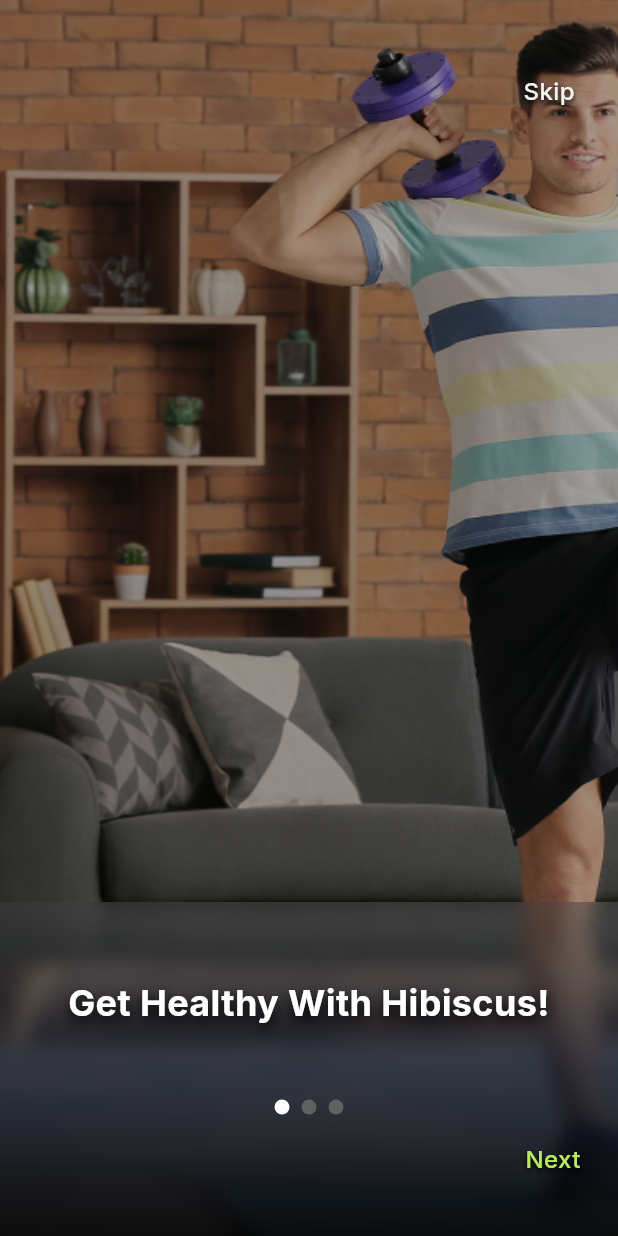
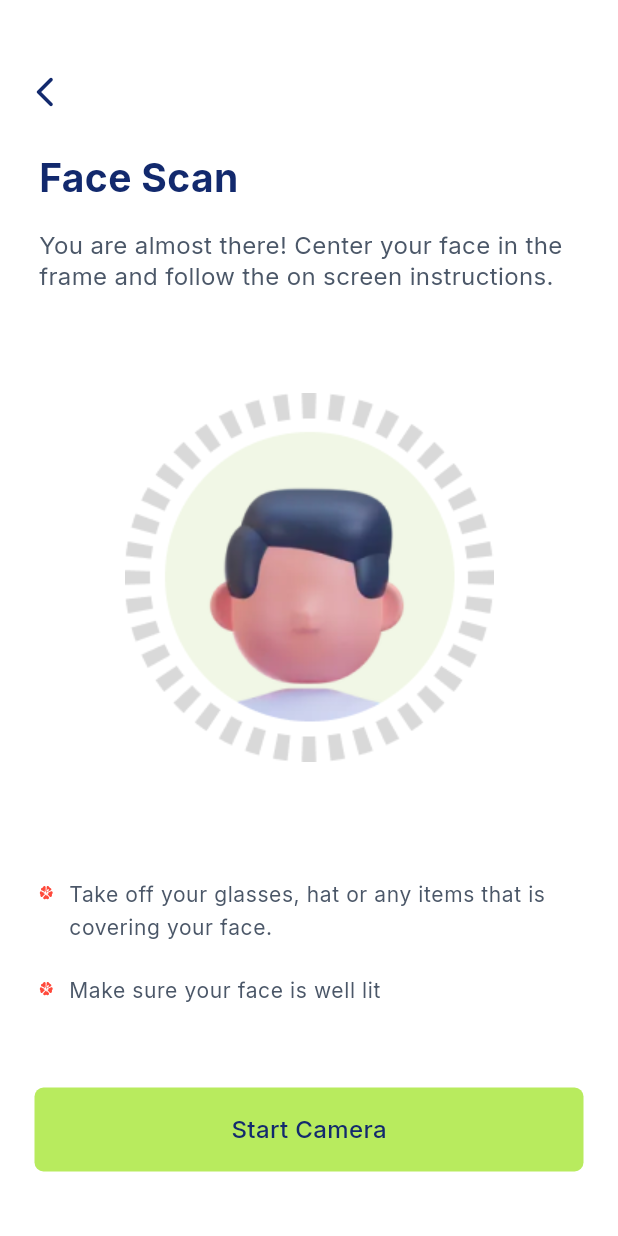
Before and after one commit to kunal1325/hibiscus_health, a Flutter app: the screen it shows after launch, on a phone screen of 412 x 824 dp. Run offline on Flutter 3.47's test engine with Material 3 defaults, Android fonts, the phone set to English and light mode, and no system bars; our stand-ins replace cached_network_image, drop_shadow, flutter_screenutil, flutter_spinkit, flutter_svg, get and 4 more; missing offline and left inert: country_pickers, phone_number.

Commit message:
UI completed For face Scan

```diff
--- a/lib/app/common/values/app_images.dart
+++ b/lib/app/common/values/app_images.dart
@@ -29,7 +29,6 @@ abstract class AppImages {
   static const String checked = 'assets/images/svgs/checked.svg';
 
   ///Help Us
-
   static const String help_us = 'assets/images/pngs/help_us.png';
 
   ///Bottom Navigation Bar
@@ -48,4 +47,8 @@ abstract class AppImages {
 
   static const String defaultArticleImage =
       "assets/images/pngs/article_default.png";
+
+  ///Face Scan
+  static const String faceScan = 'assets/images/pngs/face_scan.png';
+  static const String scanFailed = 'assets/images/svgs/scan_failed.svg';
 }
--- a/lib/app/common/values/strings.dart
+++ b/lib/app/common/values/strings.dart
@@ -202,7 +202,6 @@ abstract class Strings {
   static const String requestSentDescription =
       'You have completed today’s check-in!';
   static const String done = 'Done';
-
   static const String emptyFullNameError = 'Please enter Full Name';
 
   ///Api calling
@@ -213,4 +212,18 @@ abstract class Strings {
   static const success = 'Success';
   static const String somethingWentWrong = 'Something went wrong.';
   static const String ok = 'Ok';
+
+  ///Face Scan
+
+  static const String faceScan = 'Face Scan';
+  static const String faceScanDescription =
+      'You are almost there! Center your face in the frame and follow the on screen instructions.';
+  static const String faceScanListOne =
+      'Take off your glasses, hat or any items that is covering your face.';
+  static const String faceScanListTwo = 'Make sure your face is well lit';
+  static const String startCamera = 'Start Camera';
+  static const String scanFailed = 'Scan failed';
+  static const String scanFailedDescription =
+      'Center your face and use a good source of light';
+  static const String tryAgain = 'Try again';
 }
--- /dev/null
+++ b/lib/app/data/models/face_scan_text_model.dart
@@ -0,0 +1,5 @@
+class FaceScanModel {
+  final title;
+
+  FaceScanModel(this.title);
+}
--- /dev/null
+++ b/lib/app/modules/face_scan/bindings/face_scan_binding.dart
@@ -0,0 +1,10 @@
+import '../../../../import.dart';
+
+class FaceScanBinding extends Bindings {
+  @override
+  void dependencies() {
+    Get.lazyPut<FaceScanController>(
+          () => FaceScanController(),
+    );
+  }
+}
--- /dev/null
+++ b/lib/app/modules/face_scan/controllers/face_scan_controller.dart
@@ -0,0 +1,18 @@
+
+import '../../../../import.dart';
+
+class FaceScanController extends GetxController {
+
+  var isScanFailed = false.obs;
+
+  List<FaceScanModel> faceScanModel = [
+    FaceScanModel(Strings.faceScanListOne),
+    FaceScanModel(Strings.faceScanListTwo)
+  ];
+
+  changeScanStatus() {
+    isScanFailed.value = !isScanFailed.value;
+  }
+
+
+}
--- /dev/null
+++ b/lib/app/modules/face_scan/views/face_scan_view.dart
@@ -0,0 +1,189 @@
+import '../../../../import.dart';
+
+class FaceScanView extends GetView<FaceScanController> {
+  const FaceScanView({super.key});
+
+  @override
+  Widget build(BuildContext context) {
+    return GetBuilder<FaceScanController>(
+      init: FaceScanController(),
+      builder: (controller) => WillPopScope(
+        onWillPop: () => showExitPopup(Get.context),
+        child: Scaffold(
+          backgroundColor: AppColors.white,
+          resizeToAvoidBottomInset: false,
+          body: Stack(
+            alignment: Alignment.topCenter,
+            children: [
+              Obx(
+                () => Container(
+                  width: MediaQuery.of(context).size.width,
+                  height: MediaQuery.of(context).size.height,
+                  padding: EdgeInsets.symmetric(horizontal: 26),
+                  child: SingleChildScrollView(
+                    child: Column(
+                      crossAxisAlignment: CrossAxisAlignment.center,
+                      children: [
+                        SizedBox(
+                          height: 100,
+                        ),
+                        Row(
+                          mainAxisAlignment: MainAxisAlignment.start,
+                          children: [
+                            Text(
+                              Strings.faceScan,
+                              style: GoogleFonts.inter(
+                                fontSize: 26,
+                                fontWeight: FontWeight.bold,
+                                color: AppColors.kPrimaryColor,
+                              ),
+                            ),
+                          ],
+                        ),
+                        SizedBox(
+                          height: 16,
+                        ),
+                        Text(
+                          Strings.faceScanDescription,
+                          style: GoogleFonts.inter(
+                              fontSize: 16,
+                              fontWeight: FontWeight.w400,
+                              color: AppColors.kPrimaryColorText,
+                              height: 1.3),
+                        ),
+                        controller.isScanFailed.value
+                            ? SizedBox(
+                                height: Get.width / 2.2,
+                              )
+                            : SizedBox(
+                                height: 30,
+                              ),
+                        controller.isScanFailed.value
+                            ? Utils.assetSVGImage(AppImages.scanFailed,
+                                width: 85, height: 85)
+                            : Utils.assetImage(AppImages.faceScan,
+                                width: 320, height: 320),
+                        controller.isScanFailed.value
+                            ? SizedBox(
+                                height: 30,
+                              )
+                            : SizedBox(),
+                        controller.isScanFailed.value
+                            ? Text(
+                                Strings.scanFailed,
+                                style: GoogleFonts.inter(
+                                    fontSize: 16,
+                                    fontWeight: FontWeight.w400,
+                                    color: Colors.red,
+                                    height: 1.3),
+                              )
+                            : SizedBox(),
+                        controller.isScanFailed.value
+                            ? SizedBox()
+                            : SizedBox(
+                                height: 30,
+                              ),
+                        controller.isScanFailed.value
+                            ? Padding(
+                                padding: const EdgeInsets.symmetric(
+                                    horizontal: 40, vertical: 20),
+                                child: Text(
+                                  Strings.scanFailedDescription,
+                                  textAlign: TextAlign.center,
+                                  style: GoogleFonts.inter(
+                                      fontSize: 16,
+                                      fontWeight: FontWeight.w400,
+                                      color: AppColors.kPrimaryColorText,
+                                      height: 1.3),
+                                ),
+                              )
+                            : Column(
+                                children: List.generate(
+                                  controller.faceScanModel.length,
+                                  (index) => Container(
+                                    margin: EdgeInsets.symmetric(vertical: 10),
+                                    child: Row(
+                                      crossAxisAlignment:
+                                          CrossAxisAlignment.start,
+                                      children: [
+                                        Padding(
+                                          padding: EdgeInsets.only(top: 5),
+                                          child: Utils.assetSVGImage(
+                                              AppImages.privacyFirstFlower,
+                                              width: 10,
+                                              height: 10),
+                                        ),
+                                        SizedBox(
+                                          width: 10,
+                                        ),
+                                        Expanded(
+                                          child: Text(
+                                            controller
+                                                .faceScanModel[index].title,
+                                            overflow: TextOverflow.ellipsis,
+                                            maxLines: 4,
+                                            style: GoogleFonts.inter(
+                                                fontSize: 14,
+                                                fontWeight: FontWeight.w400,
+                                                color:
+                                                    AppColors.kPrimaryColorText,
+                                                letterSpacing: 0.40,
+                                                height: 1.6),
+                                          ),
+                                        )
+                                      ],
+                                    ),
+                                  ),
+                                ),
+                              ),
+                        controller.isScanFailed.value
+                            ? SizedBox(
+                                height: Get.width / 3,
+                              )
+                            : SizedBox(
+                                height: 47,
+                              ),
+                        InkWell(
+                            onTap: () {
+                              controller.changeScanStatus();
+                            },
+                            child: CustomButtons(
+                              weight: Get.width - 40,
+                              height: 50,
+                              color: AppColors.kSecColor,
+                              shadowColor: AppColors.kSecColor,
+                              borderRadius: 6,
+                              title: controller.isScanFailed.value
+                                  ? Strings.tryAgain
+                                  : Strings.startCamera,
+                              fontSize: 16,
+                              fontWeight: FontWeight.w500,
+                              fontColor: AppColors.kPrimaryColor,
+                              withShadow: false,
+                            )),
+                      ],
+                    ),
+                  ),
+                ),
+              ),
+              Positioned(
+                top: 49,
+                left: 18,
+                child: GestureDetector(
+                  onTap: () {
+                    // controller.navigateBack();
+                  },
+                  child: Icon(
+                    Icons.arrow_back_ios_new_rounded,
+                    color: AppColors.kPrimaryColor,
+                    size: 24,
+                  ),
+                ),
+              )
+            ],
+          ),
+        ),
+      ),
+    );
+  }
+}
--- a/lib/app/routes/app_pages.dart
+++ b/lib/app/routes/app_pages.dart
@@ -3,7 +3,7 @@ import '../../import.dart';
 part 'app_routes.dart';
 
 abstract class AppPages {
-  static const initial = Routes.splash;
+  static const initial = Routes.faceScan;
   //Routes.splash;
 
   static final routes = [
@@ -74,6 +74,11 @@ abstract class AppPages {
       page: () => RequestSubmittedView(),
     ),
     GetPage(
+      name: _Paths.faceScan,
+      page: () => FaceScanView(),
+      binding: FaceScanBinding(),
+    ),
+    GetPage(
       name: _Paths.library,
       page: () => const LibraryView(),
       binding: LibraryBinding(),
--- a/lib/app/routes/app_routes.dart
+++ b/lib/app/routes/app_routes.dart
@@ -25,6 +25,7 @@ abstract class Routes {
   static const articleTemplate2Screen = _Paths.articleTemplate2;
   // static const comingSoon = _Paths.comingSoon;
   static const landingPage = _Paths.landingPage;
+  static const faceScan = _Paths.faceScan;
 }
 
 abstract class _Paths {
@@ -51,4 +52,5 @@ abstract class _Paths {
   static const articleTemplate2 = '/articeltemplate2';
   // static const comingSoon = '/comingsoon';
   static const landingPage = '/landingpage';
+  static const faceScan = '/faceScan';
 }
--- a/lib/import.dart
+++ b/lib/import.dart
@@ -32,6 +32,7 @@ export 'app/data/models/privacy_first_model.dart';
 export 'app/data/models/start_my_journey_model.dart';
 export 'app/data/models/phone_parse_model.dart';
 export 'app/data/models/token_response.dart';
+export 'app/data/models/face_scan_text_model.dart';
 
 ///Api Response Model
 export 'app/data/models/api_response_model/user_model.dart';
@@ -185,7 +186,7 @@ export 'app/modules/article_template2/controller/article_template2_controller.da
 export 'app/modules/article_template2/bindings/article_template2_bindings.dart';
 export 'app/modules/article_template2/views/article_template2.view.dart';
 
-// ///Coming Soon
-// export 'app/modules/coming_soon/controllers/coming_soon_controller.dart';
-// export 'app/modules/coming_soon/bindings/coming_soon_binding.dart';
-// export 'app/modules/coming_soon/views/coming_soon_views.dart';
+/// Face Scan
+export 'app/modules/face_scan/bindings/face_scan_binding.dart';
+export 'app/modules/face_scan/controllers/face_scan_controller.dart';
+export 'app/modules/face_scan/views/face_scan_view.dart';
```
Also changed, not shown: assets/images/pngs/face_scan.png (added), assets/images/svgs/scan_failed.svg (added).
